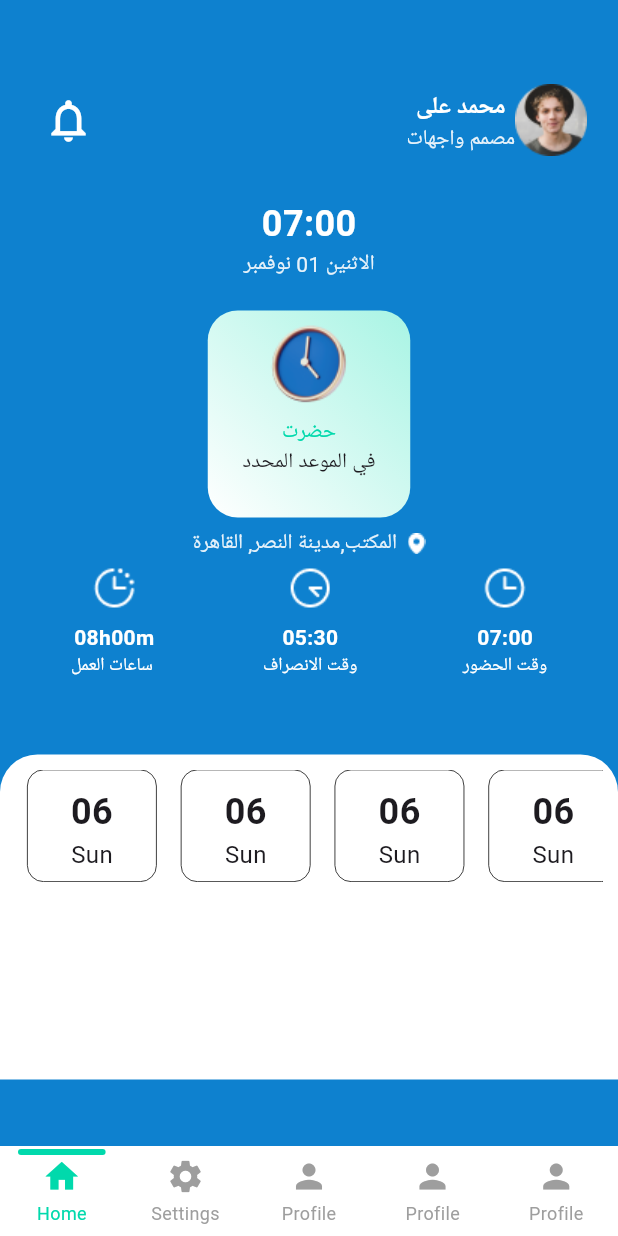
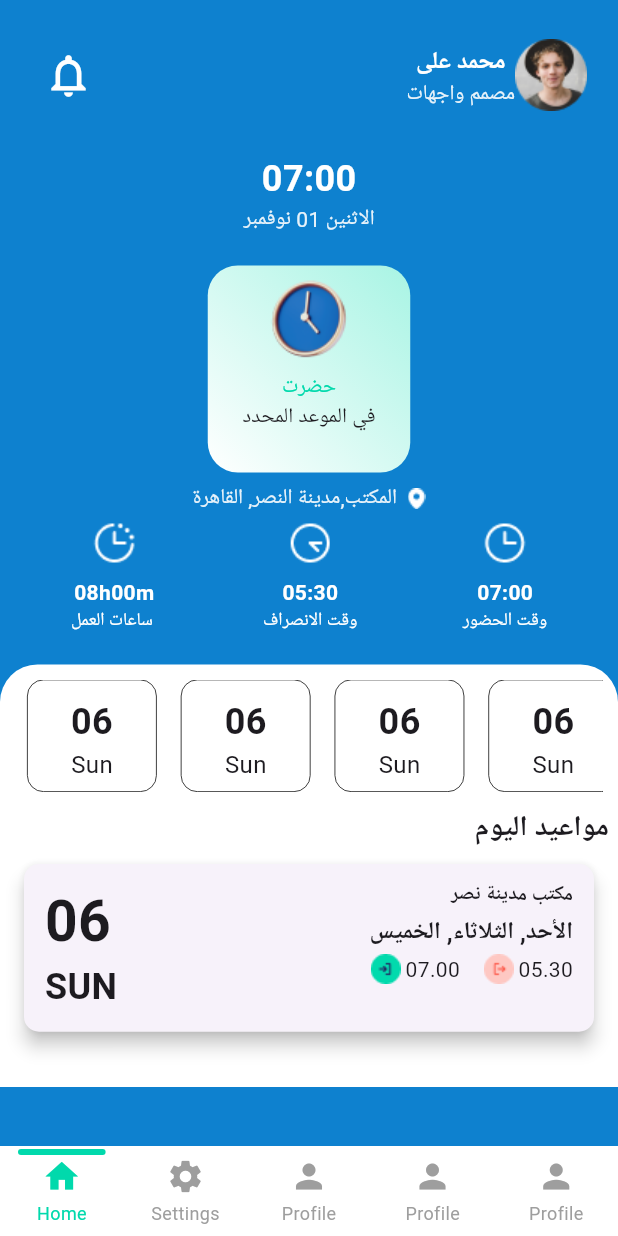
Before and after one commit to islam-kamal/attendance_design, a Flutter app: the screen it shows after launch, on a phone screen of 412 x 824 dp. Run offline on Flutter 3.47's test engine with Material 3 defaults, Android fonts, the light colour scheme and no system bars; drawn by our look-alikes of persistent_bottom_nav_bar.

Commit message:
create dayes list view and attendance day

```diff
--- /dev/null
+++ b/lib/features/home_1/presentation/views/widgets/attentance_day.dart
@@ -0,0 +1,107 @@
+import 'package:flutter/material.dart';
+import 'package:my_sons/core/utils/index.dart';
+
+
+class AttendanceDay extends StatelessWidget{
+  const AttendanceDay({super.key});
+
+  @override
+  Widget build(BuildContext context) {
+    return  Padding(
+      padding: const EdgeInsets.symmetric(horizontal: 6),
+      // child: Align(
+      //   alignment: Alignment.centerRight,
+      child: Directionality(
+        textDirection: TextDirection.rtl,
+        child: Column(
+          mainAxisAlignment: MainAxisAlignment.start,
+          crossAxisAlignment: CrossAxisAlignment.start,
+          children: [
+            Text(
+              'مواعيد اليوم',
+              textAlign: TextAlign.right,
+              style: Styles.textStyle16.copyWith(
+                  fontSize: 19,
+                  fontWeight: FontWeight.bold
+              ),),
+
+
+            SizedBox(
+              width: double.infinity,
+              height: MediaQuery.of(context).size.height * 0.16,
+              child: Card(
+                shape: RoundedRectangleBorder(
+                  borderRadius: BorderRadius.circular(10.0),
+                ),
+                elevation: 5,
+
+                margin: const EdgeInsets.all(10),
+                semanticContainer: true,
+                clipBehavior: Clip.antiAliasWithSaveLayer,
+                child:    Padding(
+                  padding: const EdgeInsets.symmetric(horizontal: 14,vertical: 11),
+                  child: Row(
+                    crossAxisAlignment: CrossAxisAlignment.start,
+                    children: [
+                      Expanded(
+                        flex: 3,
+                        child: Column(
+                          mainAxisAlignment: MainAxisAlignment.start,
+                          crossAxisAlignment: CrossAxisAlignment.start,
+                          children: [
+                            Text('مكتب مدينة نصر',style: Styles.textStyle16.copyWith(
+                                fontWeight: FontWeight.bold,
+                                fontSize: 13
+                            ),),
+                            SizedBox(height: 3,),
+                            Text('الأحد, الثلاثاء, الخميس',style: Styles.textStyle16.copyWith(
+                                fontWeight: FontWeight.bold
+                            ),),
+                            SizedBox(height: 3,),
+                            Row(
+                              children: [
+                                Text('05.30'),
+                                SizedBox(width: 3,),
+                                Image.asset('images/icon-clock.png'),
+                                SizedBox(width: 16,),
+                                Text('07.00'),
+                                SizedBox(width: 3,),
+                                Image.asset('images/iconClockkk.png')
+                              ],
+                            )
+                          ],
+                        ),
+                      ),
+                      Expanded(
+                        flex: 1,
+                        child: Column(
+                          mainAxisAlignment: MainAxisAlignment.start,
+                          crossAxisAlignment: CrossAxisAlignment.end,
+                          children: [
+                            Text('06' , style: Styles.textStyle28.copyWith(
+                              fontSize: 38,
+                              fontWeight: FontWeight.bold,
+
+                            ),),
+                            Text('SUN' , style: Styles.textStyle28.copyWith(
+                              fontSize: 24,
+                              fontWeight: FontWeight.bold,
+
+                            ),),
+                          ],
+                        ),
+                      )
+                    ],
+                  ),
+                ),
+              ),
+            ),
+
+
+          ],
+        ),
+      ),
+      // ),
+    );
+  }
+}
--- /dev/null
+++ b/lib/features/home_1/presentation/views/widgets/date_day_view.dart
@@ -0,0 +1,44 @@
+import 'package:flutter/material.dart';
+import 'package:my_sons/core/utils/index.dart';
+import 'package:my_sons/features/home_1/presentation/views/widgets/attentance_day.dart';
+import 'package:my_sons/features/home_1/presentation/views/widgets/times_of_work_list_view.dart';
+
+
+
+class DatesDayView extends StatelessWidget{
+  const DatesDayView({super.key});
+
+  @override
+  Widget build(BuildContext context) {
+    return Container(
+      width: MediaQuery.of(context).size.width,
+      height: MediaQuery.of(context).size.height * 0.3419,
+
+      decoration: const BoxDecoration(
+          color: Colors.white,
+          borderRadius: BorderRadius.only(topRight: Radius.circular(25),topLeft: Radius.circular(25))
+      ),
+      child: Column(
+        children: [
+          Padding(padding: const EdgeInsets.symmetric(vertical: 10,horizontal: 10),
+            child: Container(
+              height: 75,
+              child: ListView.builder(
+                  itemCount: 31,
+                  shrinkWrap: true,
+
+                  scrollDirection: Axis.horizontal,
+                  itemBuilder: (context, index) {
+                    return const Padding(
+                      padding: EdgeInsets.symmetric(horizontal: 8),
+                      child: TimesOfWorkListView(),
+                    );
+                  }),
+            ),
+          ),
+          const AttendanceDay(),
+        ],
+      ),
+    );
+  }
+}
--- a/lib/features/home_1/presentation/views/widgets/home_1_body.dart
+++ b/lib/features/home_1/presentation/views/widgets/home_1_body.dart
@@ -1,7 +1,9 @@
 
 import 'package:flutter/material.dart';
 import 'package:my_sons/core/utils/styles.dart';
+import 'package:my_sons/features/home_1/presentation/views/home_3.dart';
 import 'package:my_sons/features/home_1/presentation/views/widgets/custom_app_bar.dart';
+import 'package:my_sons/features/home_1/presentation/views/widgets/date_day_view.dart';
 import 'package:my_sons/features/home_1/presentation/views/widgets/work_hours_view.dart';
 
 class HomeBody extends StatelessWidget{
@@ -14,7 +16,7 @@ class HomeBody extends StatelessWidget{
       body:  Column(
         children:[
           Padding(
-              padding: EdgeInsets.symmetric(vertical: 50,horizontal: 12),
+              padding: EdgeInsets.symmetric(vertical: 20,horizontal: 12),
               child: Column(
                 children: [
                   CustomAppBar(),
@@ -27,86 +29,12 @@ class HomeBody extends StatelessWidget{
                       text: 'في الموعد المحدد',
                     textColor: Color(0xff01D9AC),
                     ),
-
                 ],
               ),
             ),
-
-          DatesDay(),
+          DatesDayView(),
     ]
       ),
     );
   }
 }
-
-
-class DatesDay extends StatelessWidget{
-  const DatesDay({super.key});
-
-  @override
-  Widget build(BuildContext context) {
-    return Container(
-      width: MediaQuery.of(context).size.width,
-      height: MediaQuery.of(context).size.height * 0.263,
-
-       decoration: const BoxDecoration(
-           color: Colors.white,
-         borderRadius: BorderRadius.only(topRight: Radius.circular(25),topLeft: Radius.circular(25))
-       ),
-       child: Column(
-         children: [
-           Padding(padding: const EdgeInsets.symmetric(vertical: 10,horizontal: 10),
-           child: Container(
-             height: 75,
-             child: ListView.builder(
-                 itemCount: 31,
-                 shrinkWrap: true,
-
-                 scrollDirection: Axis.horizontal,
-                 itemBuilder: (context, index) {
-                   return const Padding(
-                     padding: EdgeInsets.symmetric(horizontal: 8),
-                     child: timesOfWorkListView(),
-                   );
-                 }),
-           ),),
-
-         ],
-       ),
-
-    );
-
-  }
-}
-
-
-class timesOfWorkListView extends StatelessWidget{
-  const timesOfWorkListView({super.key});
-
-  @override
-  Widget build(BuildContext context) {
-    return Container(
-
-        width: MediaQuery.of(context).size.width * 0.21,
-        decoration: BoxDecoration(
-          border: Border.all(
-            width: 0.5,
-            color: Colors.black,
-          ),
-         borderRadius: BorderRadius.circular(11),
-          color: Colors.white,
-        ),
-        child: const Padding(
-          padding: EdgeInsets.symmetric(vertical: 11),
-          child: Column(
-            children: [
-              Text('06',style: Styles.textStyle24,),
-              Text('Sun',style: Styles.textStyle16,),
-            ],
-          ),
-        ),
-
-    );
-  }
-
-}
--- /dev/null
+++ b/lib/features/home_1/presentation/views/widgets/times_of_work_list_view.dart
@@ -0,0 +1,41 @@
+import 'package:flutter/material.dart';
+import 'package:my_sons/core/utils/styles.dart';
+
+
+class TimesOfWorkListView extends StatefulWidget{
+  const TimesOfWorkListView({super.key});
+
+  @override
+  State<TimesOfWorkListView> createState() => TimesOfWorkListViewState();
+}
+
+class TimesOfWorkListViewState extends State<TimesOfWorkListView> {
+
+  @override
+  Widget build(BuildContext context) {
+    return InkWell(
+        onTap: (){},
+        child: Container(
+
+          width: MediaQuery.of(context).size.width * 0.21,
+          decoration: BoxDecoration(
+            border: Border.all(
+              width: 0.5,
+              color: Colors.black,
+            ),
+            borderRadius: BorderRadius.circular(11),
+            color: Colors.white,
+          ),
+          child: const Padding(
+            padding: EdgeInsets.symmetric(vertical: 11),
+            child: Column(
+              children: [
+                Text('06',style: Styles.textStyle24,),
+                Text('Sun',style: Styles.textStyle16,),
+              ],
+            ),
+          ),
+
+        ));
+  }
+}
--- a/lib/main.dart
+++ b/lib/main.dart
@@ -1,7 +1,4 @@
-
 import 'package:flutter/material.dart';
-
-
 import 'features/BottomNavigationBar/bottom_navigation_bar_widget.dart';
 
 void main() {
@@ -9,7 +6,6 @@ void main() {
 }
 class MySons extends StatelessWidget{
   const MySons({Key?key}) : super(key:key);
-
   @override
   Widget build(BuildContext context) {
 
--- a/pubspec.yaml
+++ b/pubspec.yaml
@@ -62,6 +62,8 @@ flutter:
     - images/countdown.png
     - images/clock.png
     - images/afternoon.png
+    - images/iconClockkk.png
+    - images/icon-clock.png
   # An image asset can refer to one or more resolution-specific "variants", see
   # https://flutter.dev/assets-and-images/#resolution-aware
   # For details regarding adding assets from package dependencies, see
```
Also changed, not shown: images/icon-clock.png (added), images/iconClockkk.png (added).
